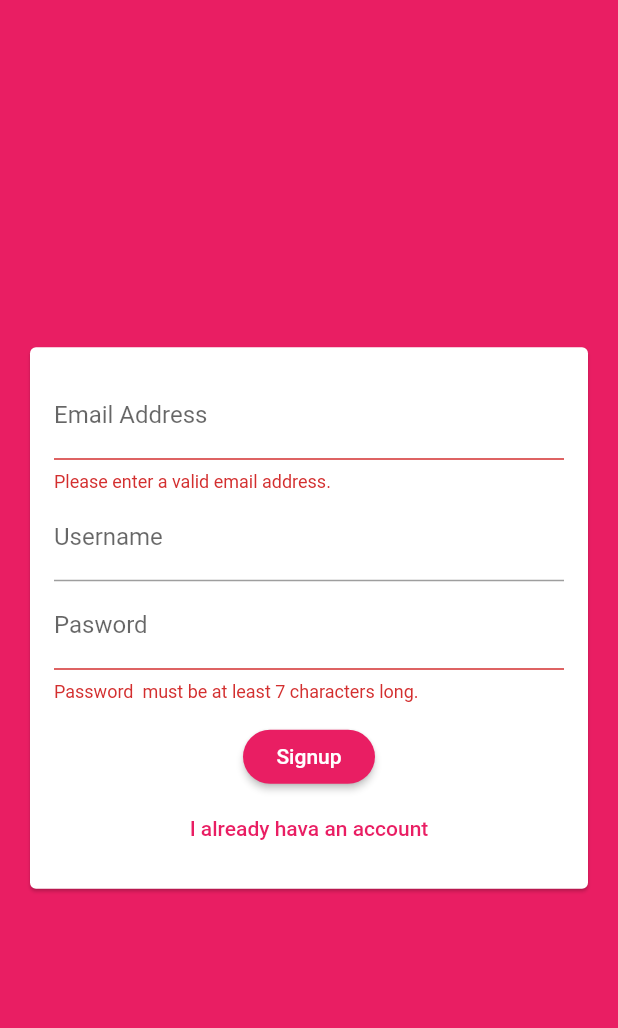
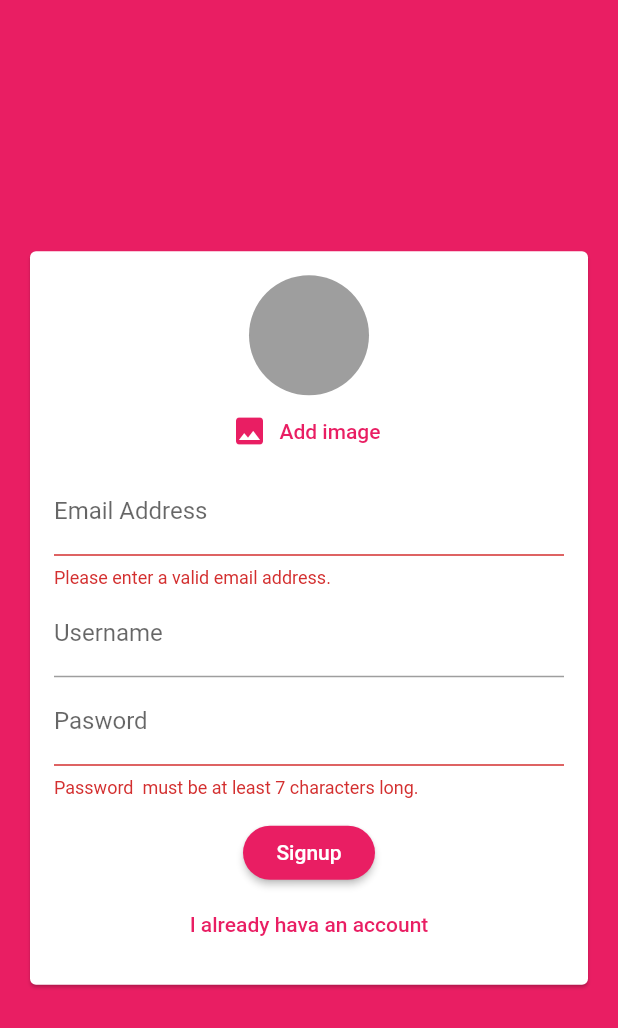
Before and after one commit to babyazalea/flutter_chat_app, a Flutter app: the screen it shows after launch, after a tap on "Login", after a tap on "Create new account", on a phone screen of 412 x 824 dp. Shown: the top 1028 px of the screen. Run offline on Flutter 3.47's test engine with Material 2 defaults, Android fonts, the phone set to English and light mode, and no system bars; our stand-ins replace cloud_firestore, firebase_auth, image_picker; accounts and stored records are empty.

Commit message:
added image picker

```diff
--- a/lib/widgets/auth/auth_form.dart
+++ b/lib/widgets/auth/auth_form.dart
@@ -1,4 +1,6 @@
 import 'package:flutter/material.dart';
+
+import 'package:flutter_chat_app/widgets/pickers/user_image_picker.dart';
 
 class AuthForm extends StatefulWidget {
   AuthForm(
@@ -56,6 +58,7 @@ class _AuthFormState extends State<AuthForm> {
               child: Column(
                 mainAxisSize: MainAxisSize.min,
                 children: <Widget>[
+                  if (!_isLogin) UserImagePicker(),
                   TextFormField(
                     key: ValueKey('email'),
                     validator: (value) {
--- /dev/null
+++ b/lib/widgets/pickers/user_image_picker.dart
@@ -0,0 +1,39 @@
+import 'dart:io';
+
+import 'package:flutter/material.dart';
+import 'package:image_picker/image_picker.dart';
+
+class UserImagePicker extends StatefulWidget {
+  @override
+  _UserImagePickerState createState() => _UserImagePickerState();
+}
+
+class _UserImagePickerState extends State<UserImagePicker> {
+  File _pickedImage;
+
+  void _pickImage() async {
+    final pickedImageFile = await ImagePicker.pickImage(source: ImageSource.camera);
+    setState(() {
+      _pickedImage = pickedImageFile;
+    });
+  }
+
+  @override
+  Widget build(BuildContext context) {
+    return Column(
+      children: <Widget>[
+        CircleAvatar(
+          radius: 40,
+          backgroundColor: Colors.grey,
+          backgroundImage: _pickedImage != null ? FileImage(_pickedImage) : null,
+        ),
+        FlatButton.icon(
+          textColor: Theme.of(context).primaryColor,
+          onPressed: _pickImage,
+          icon: Icon(Icons.image),
+          label: Text('Add image'),
+        ),
+      ],
+    );
+  }
+}
--- a/pubspec.yaml
+++ b/pubspec.yaml
@@ -29,6 +29,7 @@ dependencies:
   cupertino_icons: ^1.0.0
   cloud_firestore: 0.13.5
   firebase_auth: 0.16.1
+  image_picker: ^0.6.5+3
 
 dev_dependencies:
   flutter_test:
```
Also changed, not shown: pubspec.lock, 1 other file.
